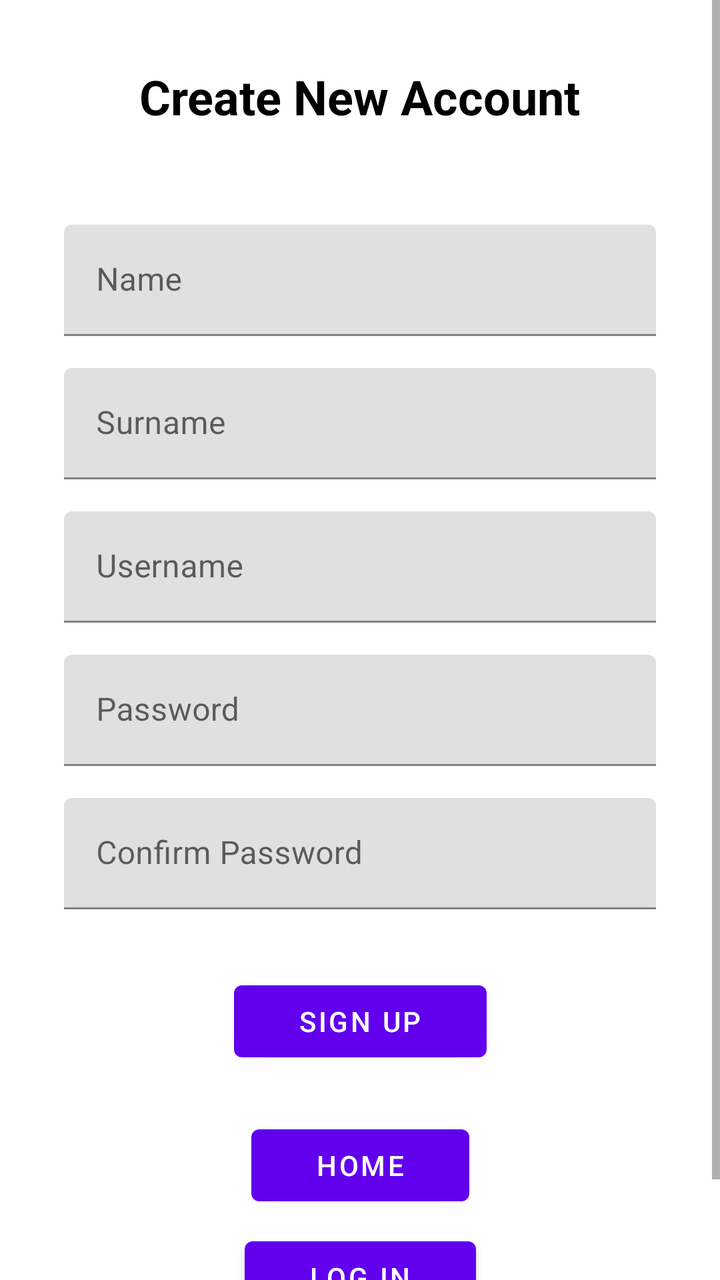
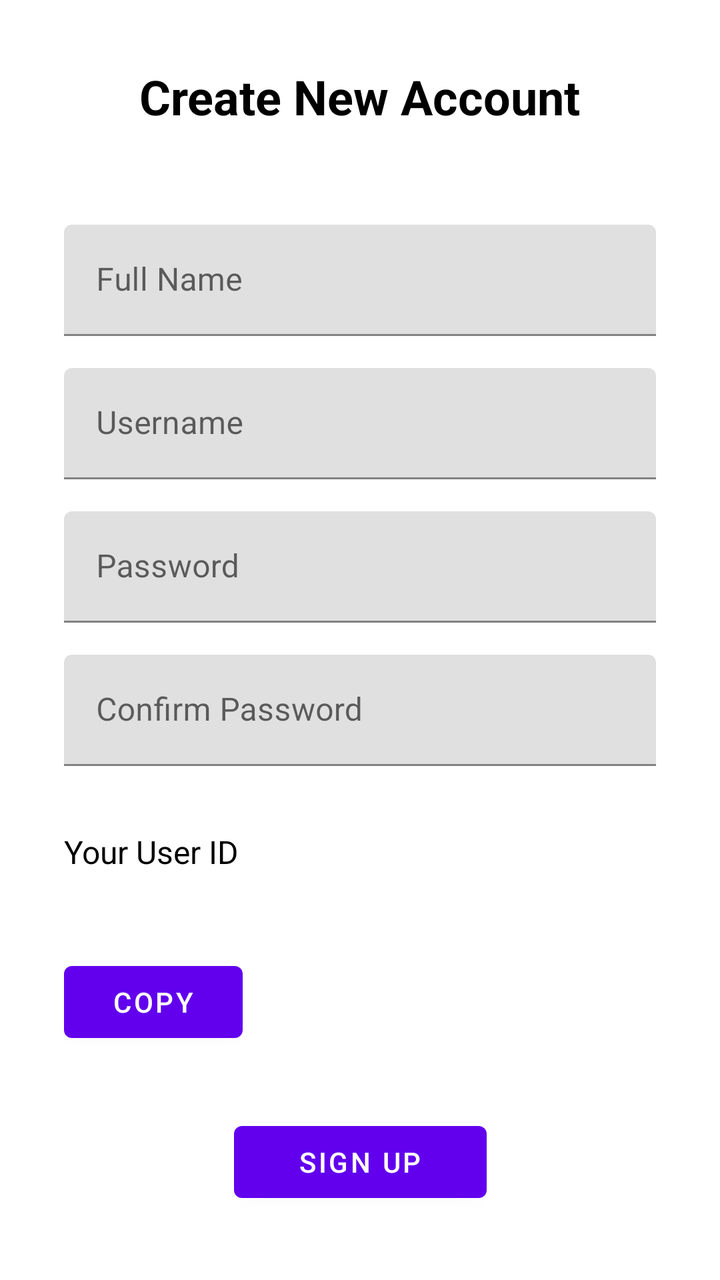

Before-and-after screenshots of an Android layout around one commit, followed by the original layout XML and the change that was made.
<!-- AndroidManifest.xml: application theme Theme.HarmonieBudget -->
<!-- res/layout/activity_register.xml -->
<?xml version="1.0" encoding="utf-8"?>
<ScrollView
    xmlns:android="http://schemas.android.com/apk/res/android"
    xmlns:app="http://schemas.android.com/apk/res-auto"
    android:layout_width="match_parent"
    android:layout_height="match_parent"
    android:fillViewport="true">

    <androidx.constraintlayout.widget.ConstraintLayout
        android:layout_width="match_parent"
        android:layout_height="wrap_content"
        android:padding="32dp"
        android:background="@color/white">

        <TextView
            android:id="@+id/tv_register_title"
            android:layout_width="wrap_content"
            android:layout_height="wrap_content"
            android:text="@string/create_account_title"
            android:textSize="24sp"
            android:textStyle="bold"
            app:layout_constraintTop_toTopOf="parent"
            app:layout_constraintStart_toStartOf="parent"
            app:layout_constraintEnd_toEndOf="parent" />

        <com.google.android.material.textfield.TextInputLayout
            android:id="@+id/til_name"
            android:layout_width="0dp"
            android:layout_height="wrap_content"
            android:layout_marginTop="48dp"
            app:layout_constraintTop_toBottomOf="@id/tv_register_title"
            app:layout_constraintStart_toStartOf="parent"
            app:layout_constraintEnd_toEndOf="parent">

            <com.google.android.material.textfield.TextInputEditText
                android:id="@+id/et_name"
                android:layout_width="match_parent"
                android:layout_height="wrap_content"
                android:hint="@string/name_hint"
                android:textColor="@android:color/black" />
        </com.google.android.material.textfield.TextInputLayout>

        <com.google.android.material.textfield.TextInputLayout
            android:id="@+id/til_surname"
            android:layout_width="0dp"
            android:layout_height="wrap_content"
            android:layout_marginTop="16dp"
            app:layout_constraintTop_toBottomOf="@id/til_name"
            app:layout_constraintStart_toStartOf="parent"
            app:layout_constraintEnd_toEndOf="parent">

            <com.google.android.material.textfield.TextInputEditText
                android:id="@+id/et_surname"
                android:layout_width="match_parent"
                android:layout_height="wrap_content"
                android:hint="@string/surname_hint"
                android:textColor="@android:color/black" />
        </com.google.android.material.textfield.TextInputLayout>

        <com.google.android.material.textfield.TextInputLayout
            android:id="@+id/til_username"
            android:layout_width="0dp"
            android:layout_height="wrap_content"
            android:layout_marginTop="16dp"
            app:layout_constraintTop_toBottomOf="@id/til_surname"
            app:layout_constraintStart_toStartOf="parent"
            app:layout_constraintEnd_toEndOf="parent">

            <com.google.android.material.textfield.TextInputEditText
                android:id="@+id/et_username"
                android:layout_width="match_parent"
                android:layout_height="wrap_content"
                android:hint="@string/username_hint"
                android:textColor="@android:color/black" />
        </com.google.android.material.textfield.TextInputLayout>

        <com.google.android.material.textfield.TextInputLayout
            android:id="@+id/til_password"
            android:layout_width="0dp"
            android:layout_height="wrap_content"
            android:layout_marginTop="16dp"
            app:layout_constraintTop_toBottomOf="@id/til_username"
            app:layout_constraintStart_toStartOf="parent"
            app:layout_constraintEnd_toEndOf="parent">

            <com.google.android.material.textfield.TextInputEditText
                android:id="@+id/et_password"
                android:layout_width="match_parent"
                android:layout_height="wrap_content"
                android:hint="@string/password_hint"
                android:inputType="textPassword"
                android:textColor="@android:color/black" />
        </com.google.android.material.textfield.TextInputLayout>

        <com.google.android.material.textfield.TextInputLayout
            android:id="@+id/til_confirm_password"
            android:layout_width="0dp"
            android:layout_height="wrap_content"
            android:layout_marginTop="16dp"
            app:layout_constraintTop_toBottomOf="@id/til_password"
            app:layout_constraintStart_toStartOf="parent"
            app:layout_constraintEnd_toEndOf="parent">

            <com.google.android.material.textfield.TextInputEditText
                android:id="@+id/et_confirm_password"
                android:layout_width="match_parent"
                android:layout_height="wrap_content"
                android:hint="@string/confirm_password_hint"
                android:inputType="textPassword"
                android:textColor="@android:color/black" />
        </com.google.android.material.textfield.TextInputLayout>

        <Button
            android:id="@+id/btn_register"
            android:layout_width="wrap_content"
            android:layout_height="wrap_content"
            android:text="@string/sign_up_button"
            android:minHeight="48dp"
            android:paddingStart="32dp"
            android:paddingEnd="32dp"
            android:layout_marginTop="32dp"
            app:layout_constraintTop_toBottomOf="@id/til_confirm_password"
            app:layout_constraintStart_toStartOf="parent"
            app:layout_constraintEnd_toEndOf="parent" />

        <Button
            android:id="@+id/btn_home"
            android:layout_width="wrap_content"
            android:layout_height="wrap_content"
            android:text="@string/home_button"
            android:minHeight="48dp"
            android:paddingStart="32dp"
            android:paddingEnd="32dp"
            android:layout_marginTop="24dp"
            app:layout_constraintTop_toBottomOf="@id/btn_register"
            app:layout_constraintStart_toStartOf="parent"
            app:layout_constraintEnd_toEndOf="parent" />

        <Button
            android:id="@+id/btn_log_in"
            android:layout_width="wrap_content"
            android:layout_height="wrap_content"
            android:text="@string/log_in_button"
            android:minHeight="48dp"
            android:paddingStart="32dp"
            android:paddingEnd="32dp"
            android:layout_marginTop="8dp"
            app:layout_constraintTop_toBottomOf="@id/btn_home"
            app:layout_constraintStart_toStartOf="parent"
            app:layout_constraintEnd_toEndOf="parent" />

    </androidx.constraintlayout.widget.ConstraintLayout>
</ScrollView>
<!-- resources referenced by this layout -->
<resources>
  <color name="white">#FFFFFFFF</color>
  <string name="confirm_password_hint">Confirm Password</string>
  <string name="create_account_title">Create New Account</string>
  <string name="home_button">Home</string>
  <string name="log_in_button">Log In</string>
  <string name="name_hint">Name</string>
  <string name="password_hint">Password</string>
  <string name="sign_up_button">Sign Up</string>
  <string name="surname_hint">Surname</string>
  <string name="username_hint">Username</string>
  <style name="Theme.HarmonieBudget" parent="Theme.MaterialComponents.DayNight.NoActionBar">
  
          
          <item name="colorPrimary">@color/purple_500</item>
  
          
          <item name="colorPrimaryVariant">@color/purple_700</item>
  
          
          <item name="colorSecondary">@color/teal_200</item>
  
          
          <item name="android:windowBackground">@color/white</item>
  
          
          <item name="android:textColor">@android:color/black</item>
  
      </style>
  <color name="purple_500">#FF6200EE</color>
  <color name="purple_700">#FF3700B3</color>
  <color name="teal_200">#FF03DAC5</color>
</resources>

<!-- the commit's change to res/layout/activity_register.xml (unified diff, before → after) -->
@@ -1,153 +1,163 @@
 <?xml version="1.0" encoding="utf-8"?>
-<ScrollView
+<androidx.constraintlayout.widget.ConstraintLayout
     xmlns:android="http://schemas.android.com/apk/res/android"
     xmlns:app="http://schemas.android.com/apk/res-auto"
     android:layout_width="match_parent"
     android:layout_height="match_parent"
-    android:fillViewport="true">
+    android:padding="32dp"
+    android:background="@color/white">
 
-    <androidx.constraintlayout.widget.ConstraintLayout
-        android:layout_width="match_parent"
+    <TextView
+        android:id="@+id/tv_register_title"
+        android:layout_width="wrap_content"
         android:layout_height="wrap_content"
-        android:padding="32dp"
-        android:background="@color/white">
+        android:text="@string/create_account_title"
+        android:textSize="24sp"
+        android:textStyle="bold"
+        app:layout_constraintTop_toTopOf="parent"
+        app:layout_constraintStart_toStartOf="parent"
+        app:layout_constraintEnd_toEndOf="parent" />
 
-        <TextView
-            android:id="@+id/tv_register_title"
-            android:layout_width="wrap_content"
+    <com.google.android.material.textfield.TextInputLayout
+        android:id="@+id/til_name"
+        android:layout_width="0dp"
+        android:layout_height="wrap_content"
+        android:layout_marginTop="48dp"
+        app:layout_constraintTop_toBottomOf="@id/tv_register_title"
+        app:layout_constraintStart_toStartOf="parent"
+        app:layout_constraintEnd_toEndOf="parent">
+
+        <com.google.android.material.textfield.TextInputEditText
+            android:id="@+id/et_name"
+            android:layout_width="match_parent"
             android:layout_height="wrap_content"
-            android:text="@string/create_account_title"
-            android:textSize="24sp"
-            android:textStyle="bold"
-            app:layout_constraintTop_toTopOf="parent"
-            app:layout_constraintStart_toStartOf="parent"
-            app:layout_constraintEnd_toEndOf="parent" />
+            android:hint="@string/name_hint"
+            android:textColor="@android:color/black" />
+    </com.google.android.material.textfield.TextInputLayout>
 
-        <com.google.android.material.textfield.TextInputLayout
-            android:id="@+id/til_name"
-            android:layout_width="0dp"
+    <com.google.android.material.textfield.TextInputLayout
+        android:id="@+id/til_username"
+        android:layout_width="0dp"
+        android:layout_height="wrap_content"
+        android:layout_marginTop="16dp"
+        app:layout_constraintTop_toBottomOf="@id/til_name"
+        app:layout_constraintStart_toStartOf="parent"
+        app:layout_constraintEnd_toEndOf="parent">
+
+        <com.google.android.material.textfield.TextInputEditText
+            android:id="@+id/et_username"
+            android:layout_width="match_parent"
             android:layout_height="wrap_content"
-            android:layout_marginTop="48dp"
-            app:layout_constraintTop_toBottomOf="@id/tv_register_title"
-            app:layout_constraintStart_toStartOf="parent"
-            app:layout_constraintEnd_toEndOf="parent">
+            android:hint="@string/username_hint"
+            android:textColor="@android:color/black" />
+    </com.google.android.material.textfield.TextInputLayout>
 
-            <com.google.android.material.textfield.TextInputEditText
-                android:id="@+id/et_name"
-                android:layout_width="match_parent"
-                android:layout_height="wrap_content"
-                android:hint="@string/name_hint"
-                android:textColor="@android:color/black" />
-        </com.google.android.material.textfield.TextInputLayout>
+    <com.google.android.material.textfield.TextInputLayout
+        android:id="@+id/til_password"
+        android:layout_width="0dp"
+        android:layout_height="wrap_content"
+        android:layout_marginTop="16dp"
+        app:layout_constraintTop_toBottomOf="@id/til_username"
+        app:layout_constraintStart_toStartOf="parent"
+        app:layout_constraintEnd_toEndOf="parent">
 
-        <com.google.android.material.textfield.TextInputLayout
-            android:id="@+id/til_surname"
-            android:layout_width="0dp"
+        <com.google.android.material.textfield.TextInputEditText
+            android:id="@+id/et_password"
+            android:layout_width="match_parent"
             android:layout_height="wrap_content"
-            android:layout_marginTop="16dp"
-            app:layout_constraintTop_toBottomOf="@id/til_name"
-            app:layout_constraintStart_toStartOf="parent"
-            app:layout_constraintEnd_toEndOf="parent">
+            android:hint="@string/password_hint"
+            android:inputType="textPassword"
+            android:textColor="@android:color/black" />
+    </com.google.android.material.textfield.TextInputLayout>
 
-            <com.google.android.material.textfield.TextInputEditText
-                android:id="@+id/et_surname"
-                android:layout_width="match_parent"
-                android:layout_height="wrap_content"
-                android:hint="@string/surname_hint"
-                android:textColor="@android:color/black" />
-        </com.google.android.material.textfield.TextInputLayout>
+    <com.google.android.material.textfield.TextInputLayout
+        android:id="@+id/til_confirm_password"
+        android:layout_width="0dp"
+        android:layout_height="wrap_content"
+        android:layout_marginTop="16dp"
+        app:layout_constraintTop_toBottomOf="@id/til_password"
+        app:layout_constraintStart_toStartOf="parent"
+        app:layout_constraintEnd_toEndOf="parent">
 
-        <com.google.android.material.textfield.TextInputLayout
-            android:id="@+id/til_username"
-            android:layout_width="0dp"
+        <com.google.android.material.textfield.TextInputEditText
+            android:id="@+id/et_confirm_password"
+            android:layout_width="match_parent"
             android:layout_height="wrap_content"
-            android:layout_marginTop="16dp"
-            app:layout_constraintTop_toBottomOf="@id/til_surname"
-            app:layout_constraintStart_toStartOf="parent"
-            app:layout_constraintEnd_toEndOf="parent">
+            android:hint="@string/confirm_password_hint"
+            android:inputType="textPassword"
+            android:textColor="@android:color/black" />
+    </com.google.android.material.textfield.TextInputLayout>
 
-            <com.google.android.material.textfield.TextInputEditText
-                android:id="@+id/et_username"
-                android:layout_width="match_parent"
-                android:layout_height="wrap_content"
-                android:hint="@string/username_hint"
-                android:textColor="@android:color/black" />
-        </com.google.android.material.textfield.TextInputLayout>
+    
+    <TextView
+        android:id="@+id/tv_user_id_label"
+        android:layout_width="wrap_content"
+        android:layout_height="wrap_content"
+        android:text="@string/user_id_label"
+        android:textSize="16sp"
+        android:layout_marginTop="32dp"
+        app:layout_constraintTop_toBottomOf="@id/til_confirm_password"
+        app:layout_constraintStart_toStartOf="parent" />
 
-        <com.google.android.material.textfield.TextInputLayout
-            android:id="@+id/til_password"
-            android:layout_width="0dp"
-            android:layout_height="wrap_content"
-            android:layout_marginTop="16dp"
-            app:layout_constraintTop_toBottomOf="@id/til_username"
-            app:layout_constraintStart_toStartOf="parent"
-            app:layout_constraintEnd_toEndOf="parent">
+    <TextView
+        android:id="@+id/tv_generated_user_id"
+        android:layout_width="wrap_content"
+        android:layout_height="wrap_content"
+        android:textSize="18sp"
+        android:textStyle="bold"
+        android:layout_marginTop="8dp"
+        app:layout_constraintTop_toBottomOf="@id/tv_user_id_label"
+        app:layout_constraintStart_toStartOf="parent" />
 
-            <com.google.android.material.textfield.TextInputEditText
-                android:id="@+id/et_password"
-                android:layout_width="match_parent"
-                android:layout_height="wrap_content"
-                android:hint="@string/password_hint"
-                android:inputType="textPassword"
-                android:textColor="@android:color/black" />
-        </com.google.android.material.textfield.TextInputLayout>
+    <Button
+        android:id="@+id/btn_copy_user_id"
+        android:layout_width="wrap_content"
+        android:layout_height="wrap_content"
+        android:text="@string/copy"
+        android:minHeight="48dp"
+        android:paddingStart="24dp"
+        android:paddingEnd="24dp"
+        android:layout_marginTop="8dp"
+        app:layout_constraintTop_toBottomOf="@id/tv_generated_user_id"
+        app:layout_constraintStart_toStartOf="parent" />
 
-        <com.google.android.material.textfield.TextInputLayout
-            android:id="@+id/til_confirm_password"
-            android:layout_width="0dp"
-            android:layout_height="wrap_content"
-            android:layout_marginTop="16dp"
-            app:layout_constraintTop_toBottomOf="@id/til_password"
-            app:layout_constraintStart_toStartOf="parent"
-            app:layout_constraintEnd_toEndOf="parent">
+    <Button
+        android:id="@+id/btn_register"
+        android:layout_width="wrap_content"
+        android:layout_height="wrap_content"
+        android:text="@string/sign_up_button"
+        android:minHeight="48dp"
+        android:paddingStart="32dp"
+        android:paddingEnd="32dp"
+        android:layout_marginTop="32dp"
+        app:layout_constraintTop_toBottomOf="@id/btn_copy_user_id"
+        app:layout_constraintStart_toStartOf="parent"
+        app:layout_constraintEnd_toEndOf="parent" />
 
-            <com.google.android.material.textfield.TextInputEditText
-                android:id="@+id/et_confirm_password"
-                android:layout_width="match_parent"
-                android:layout_height="wrap_content"
-                android:hint="@string/confirm_password_hint"
-                android:inputType="textPassword"
-                android:textColor="@android:color/black" />
-        </com.google.android.material.textfield.TextInputLayout>
+    <Button
+        android:id="@+id/btn_home"
+        android:layout_width="wrap_content"
+        android:layout_height="wrap_content"
+        android:text="@string/home_button"
+        android:minHeight="48dp"
+        android:paddingStart="32dp"
+        android:paddingEnd="32dp"
+        android:layout_marginTop="16dp"
+        app:layout_constraintTop_toBottomOf="@id/btn_register"
+        app:layout_constraintStart_toStartOf="parent"
+        app:layout_constraintEnd_toEndOf="parent" />
 
-        <Button
-            android:id="@+id/btn_register"
-            android:layout_width="wrap_content"
-            android:layout_height="wrap_content"
-            android:text="@string/sign_up_button"
-            android:minHeight="48dp"
-            android:paddingStart="32dp"
-            android:paddingEnd="32dp"
-            android:layout_marginTop="32dp"
-            app:layout_constraintTop_toBottomOf="@id/til_confirm_password"
-            app:layout_constraintStart_toStartOf="parent"
-            app:layout_constraintEnd_toEndOf="parent" />
+    <Button
+        android:id="@+id/btn_log_in"
+        android:layout_width="wrap_content"
+        android:layout_height="wrap_content"
+        android:text="@string/log_in_button"
+        android:minHeight="48dp"
+        android:paddingStart="32dp"
+        android:paddingEnd="32dp"
+        android:layout_marginTop="8dp"
+        app:layout_constraintTop_toBottomOf="@id/btn_home"
+        app:layout_constraintStart_toStartOf="parent"
+        app:layout_constraintEnd_toEndOf="parent" />
 
-        <Button
-            android:id="@+id/btn_home"
-            android:layout_width="wrap_content"
-            android:layout_height="wrap_content"
-            android:text="@string/home_button"
-            android:minHeight="48dp"
-            android:paddingStart="32dp"
-            android:paddingEnd="32dp"
-            android:layout_marginTop="24dp"
-            app:layout_constraintTop_toBottomOf="@id/btn_register"
-            app:layout_constraintStart_toStartOf="parent"
-            app:layout_constraintEnd_toEndOf="parent" />
-
-        <Button
-            android:id="@+id/btn_log_in"
-            android:layout_width="wrap_content"
-            android:layout_height="wrap_content"
-            android:text="@string/log_in_button"
-            android:minHeight="48dp"
-            android:paddingStart="32dp"
-            android:paddingEnd="32dp"
-            android:layout_marginTop="8dp"
-            app:layout_constraintTop_toBottomOf="@id/btn_home"
-            app:layout_constraintStart_toStartOf="parent"
-            app:layout_constraintEnd_toEndOf="parent" />
-
-    </androidx.constraintlayout.widget.ConstraintLayout>
-</ScrollView>
+</androidx.constraintlayout.widget.ConstraintLayout>
<!-- resource entries referenced after the edit -->
@@ -2,13 +2,14 @@
 <resources>
   <color name="white">#FFFFFFFF</color>
   <string name="confirm_password_hint">Confirm Password</string>
+  <string name="copy">Copy</string>
   <string name="create_account_title">Create New Account</string>
   <string name="home_button">Home</string>
   <string name="log_in_button">Log In</string>
-  <string name="name_hint">Name</string>
+  <string name="name_hint">Full Name</string>
   <string name="password_hint">Password</string>
   <string name="sign_up_button">Sign Up</string>
-  <string name="surname_hint">Surname</string>
+  <string name="user_id_label">Your User ID</string>
   <string name="username_hint">Username</string>
   <style name="Theme.HarmonieBudget" parent="Theme.MaterialComponents.DayNight.NoActionBar">
   
